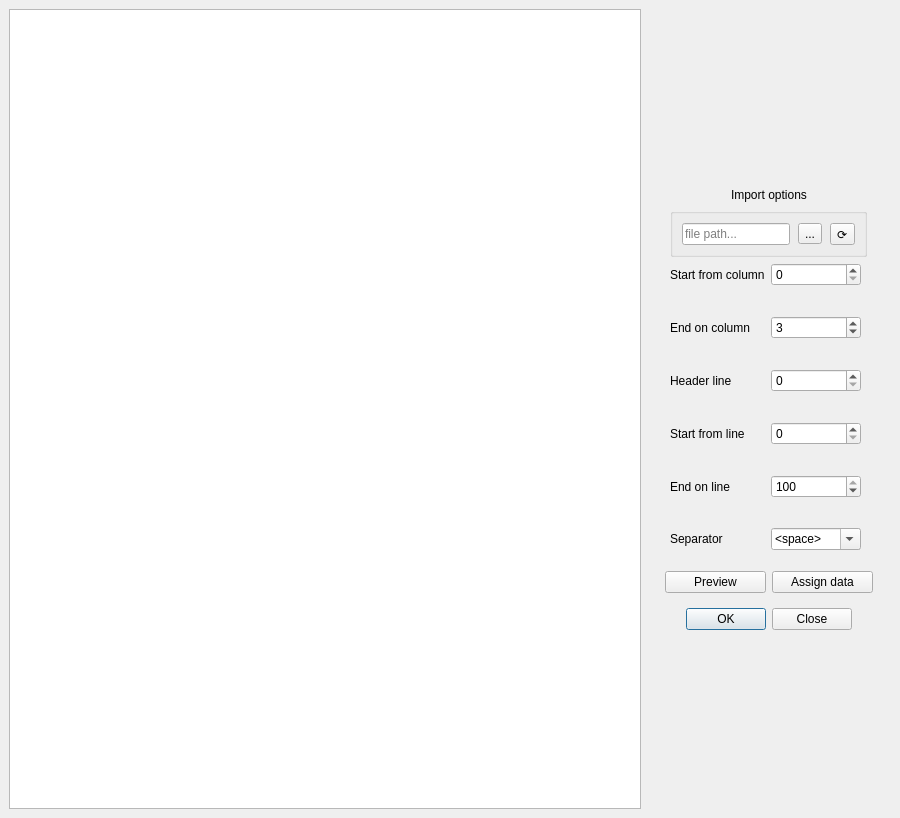
Before: the Qt Designer form gui/import_window.ui in gecos-lab/PZero, drawn with Qt 5.
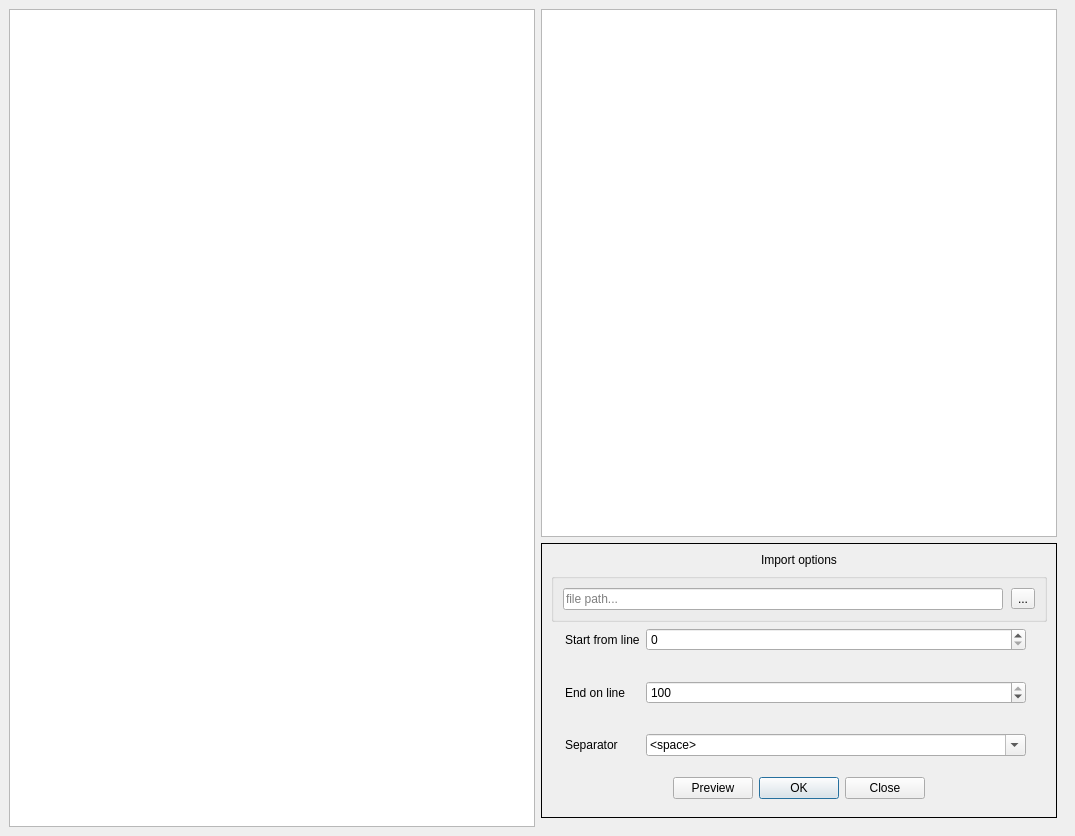
After: the same form once the commit is applied.

Diff of the .ui file:
```diff
--- a/gui/import_window.ui
+++ b/gui/import_window.ui
@@ -6,8 +6,8 @@
    <rect>
     <x>0</x>
     <y>0</y>
-    <width>900</width>
-    <height>818</height>
+    <width>1075</width>
+    <height>836</height>
    </rect>
   </property>
   <property name="sizePolicy">
@@ -75,7 +75,38 @@
     <item>
      <widget class="QWidget" name="OptionsWidget" native="true">
       <property name="sizePolicy">
-       <sizepolicy hsizetype="Fixed" vsizetype="Fixed">
+       <sizepolicy hsizetype="Expanding" vsizetype="Expanding">
+        <horstretch>0</horstretch>
+        <verstretch>0</verstretch>
+       </sizepolicy>
+      </property>
+      <layout class="QVBoxLayout" name="AssignImportV">
+       <property name="leftMargin">
+        <number>0</number>
+       </property>
+       <property name="topMargin">
+        <number>0</number>
+       </property>
+       <item>
+        <widget class="QTableWidget" name="AssignTable">
+         <property name="sizePolicy">
+          <sizepolicy hsizetype="Expanding" vsizetype="Expanding">
+           <horstretch>0</horstretch>
+           <verstretch>0</verstretch>
+          </sizepolicy>
+         </property>
+         <attribute name="horizontalHeaderShowSortIndicator" stdset="0">
+          <bool>true</bool>
+         </attribute>
+         <attribute name="verticalHeaderVisible">
+          <bool>true</bool>
+         </attribute>
+        </widget>
+       </item>
+       <item>
+        <widget class="QFrame" name="OptionsFrame">
+         <property name="sizePolicy">
+          <sizepolicy hsizetype="Expanding" vsizetype="Fixed">
         <horstretch>0</horstretch>
         <verstretch>0</verstretch>
        </sizepolicy>
@@ -86,6 +117,9 @@
         <height>0</height>
        </size>
       </property>
+         <property name="frameShape">
+          <enum>QFrame::Box</enum>
+         </property>
       <layout class="QVBoxLayout" name="OptionsLayout">
        <item alignment="Qt::AlignHCenter">
         <widget class="QLabel" name="OptionsLabel">
@@ -100,10 +134,10 @@
          </property>
         </widget>
        </item>
-       <item alignment="Qt::AlignHCenter">
+          <item>
         <widget class="QGroupBox" name="ImportGroupBox">
          <property name="sizePolicy">
-          <sizepolicy hsizetype="Fixed" vsizetype="Expanding">
+             <sizepolicy hsizetype="Expanding" vsizetype="Expanding">
            <horstretch>0</horstretch>
            <verstretch>0</verstretch>
           </sizepolicy>
@@ -121,7 +155,7 @@
           <item>
            <widget class="QLineEdit" name="PathlineEdit">
             <property name="sizePolicy">
-             <sizepolicy hsizetype="Maximum" vsizetype="Fixed">
+                <sizepolicy hsizetype="Expanding" vsizetype="Fixed">
               <horstretch>0</horstretch>
               <verstretch>0</verstretch>
              </sizepolicy>
@@ -144,13 +178,6 @@
             </property>
            </widget>
           </item>
-          <item>
-           <widget class="QToolButton" name="RefreshtoolButton">
-            <property name="text">
-             <string>⟳</string>
-            </property>
-           </widget>
-          </item>
          </layout>
         </widget>
        </item>
@@ -175,72 +202,27 @@
           <number>6</number>
          </property>
          <item row="0" column="0">
-          <widget class="QLabel" name="StartColLabel">
-           <property name="text">
-            <string>Start from column</string>
-           </property>
-          </widget>
-         </item>
-         <item row="0" column="1">
-          <widget class="QSpinBox" name="StartColspinBox">
-           <property name="singleStep">
-            <number>1</number>
-           </property>
-           <property name="value">
-            <number>0</number>
-           </property>
-          </widget>
-         </item>
-         <item row="1" column="0">
-          <widget class="QLabel" name="EndColLabel">
-           <property name="text">
-            <string>End on column</string>
-           </property>
-          </widget>
-         </item>
-         <item row="1" column="1">
-          <widget class="QSpinBox" name="EndColspinBox">
-           <property name="value">
-            <number>3</number>
-           </property>
-          </widget>
-         </item>
-         <item row="2" column="0">
-          <widget class="QLabel" name="HeaderRowLabel">
-           <property name="text">
-            <string>Header line</string>
-           </property>
-          </widget>
-         </item>
-         <item row="2" column="1">
-          <widget class="QSpinBox" name="HeaderspinBox">
-           <property name="value">
-            <number>0</number>
-           </property>
-          </widget>
-         </item>
-         <item row="3" column="0">
           <widget class="QLabel" name="StartOnLabel">
            <property name="text">
             <string>Start from line</string>
            </property>
           </widget>
          </item>
-         <item row="3" column="1">
+            <item row="0" column="1">
           <widget class="QSpinBox" name="StartRowspinBox">
            <property name="value">
             <number>0</number>
            </property>
           </widget>
          </item>
-         <item row="4" column="0">
+            <item row="1" column="0">
           <widget class="QLabel" name="EndOnLabel">
            <property name="text">
             <string>End on line</string>
            </property>
           </widget>
          </item>
-         <item row="4" column="1">
+            <item row="1" column="1">
           <widget class="QSpinBox" name="EndRowspinBox">
            <property name="minimum">
             <number>-1</number>
@@ -253,14 +235,14 @@
            </property>
           </widget>
          </item>
-         <item row="5" column="0">
+            <item row="2" column="0">
           <widget class="QLabel" name="SeparatoLabel">
            <property name="text">
             <string>Separator</string>
            </property>
           </widget>
          </item>
-         <item row="5" column="1">
+            <item row="2" column="1">
           <widget class="QComboBox" name="SeparatorcomboBox">
            <property name="editable">
             <bool>true</bool>
@@ -295,9 +277,15 @@
          </item>
         </layout>
        </item>
-       <item>
-        <widget class="QWidget" name="DataGroup" native="true">
-         <layout class="QHBoxLayout" name="DataLayout">
+          <item alignment="Qt::AlignHCenter">
+           <widget class="QWidget" name="gridWidget" native="true">
+            <property name="sizePolicy">
+             <sizepolicy hsizetype="Preferred" vsizetype="Fixed">
+              <horstretch>0</horstretch>
+              <verstretch>0</verstretch>
+             </sizepolicy>
+            </property>
+            <layout class="QHBoxLayout" name="horizontalLayout_4">
           <item>
            <widget class="QPushButton" name="PreviewButton">
             <property name="text">
@@ -306,17 +294,10 @@
            </widget>
           </item>
           <item>
-           <widget class="QPushButton" name="assignDataButton">
-            <property name="text">
-             <string>Assign data</string>
-            </property>
-           </widget>
-          </item>
-         </layout>
-        </widget>
-       </item>
-       <item>
         <widget class="QDialogButtonBox" name="ConfirmBox">
+               <property name="orientation">
+                <enum>Qt::Horizontal</enum>
+               </property>
          <property name="standardButtons">
           <set>QDialogButtonBox::Close|QDialogButtonBox::Ok</set>
          </property>
@@ -330,15 +311,11 @@
     </item>
    </layout>
   </widget>
-  <widget class="QMenuBar" name="menubar">
-   <property name="geometry">
-    <rect>
-     <x>0</x>
-     <y>0</y>
-     <width>900</width>
-     <height>26</height>
-    </rect>
-   </property>
+       </item>
+      </layout>
+     </widget>
+    </item>
+   </layout>
   </widget>
   <action name="actionImport">
    <property name="text">
```
Left out of the diff: 2 changed lines with no effect on the pictures. Lines whose indentation alone changed are shown as unchanged.
